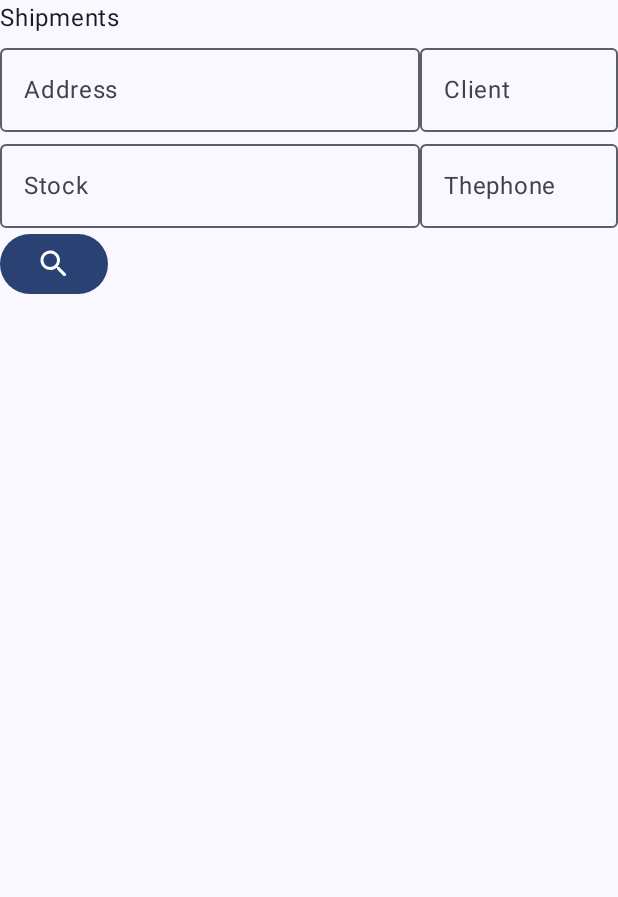
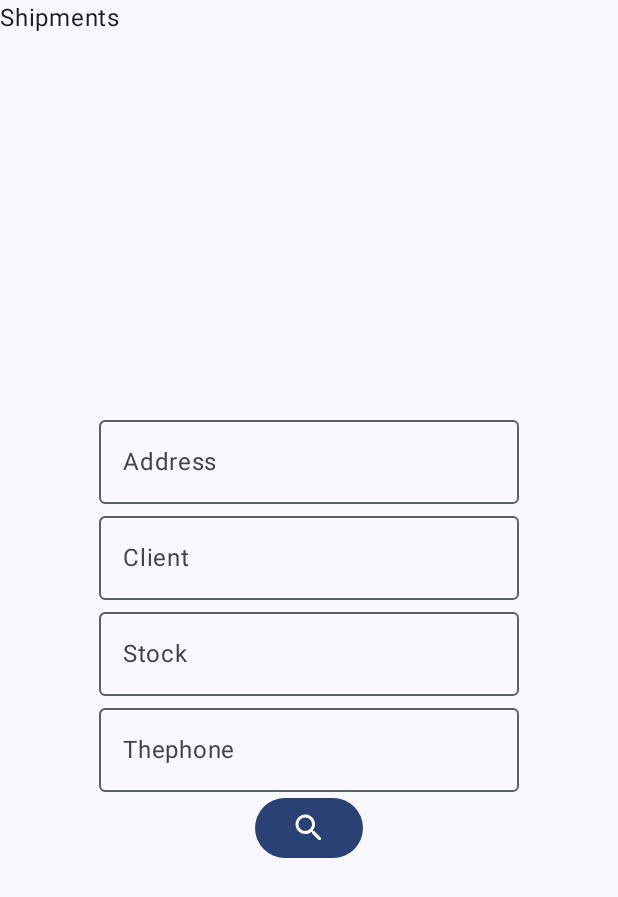
Before and after one commit to DejmianMihailov/Warehouse-System-Mobile, an Android app built with Jetpack Compose: the searchShipment screen opened through its navigation route, on a phone screen of 412 x 824 dp. Shown: the top 897 px of the screen. Run offline under Robolectric (Android 15) with nearby library versions, the phone set to English and light mode, and no system bars; Roboto replaces fonts that are not available here.

Commit message:
Form fix

```diff
--- a/app/src/main/java/com/example/warehouse_mobile/composable/FormComposable.kt
+++ b/app/src/main/java/com/example/warehouse_mobile/composable/FormComposable.kt
@@ -1,7 +1,10 @@
 package com.example.warehouse_mobile.composable
 
+import androidx.compose.foundation.layout.Arrangement
 import androidx.compose.foundation.layout.Column
 import androidx.compose.foundation.layout.Row
+import androidx.compose.foundation.layout.fillMaxHeight
+import androidx.compose.foundation.layout.fillMaxWidth
 import androidx.compose.material.icons.Icons
 import androidx.compose.material.icons.rounded.Search
 import androidx.compose.material3.Button
@@ -13,6 +16,8 @@ import androidx.compose.runtime.getValue
 import androidx.compose.runtime.mutableStateOf
 import androidx.compose.runtime.remember
 import androidx.compose.runtime.setValue
+import androidx.compose.ui.Alignment
+import androidx.compose.ui.Modifier
 
 @Composable
 fun SearchShipmentForm() {
@@ -21,8 +26,13 @@ fun SearchShipmentForm() {
     var stock by remember { mutableStateOf("") }
     var telephone by remember { mutableStateOf("") }
 
-    Column {
-        Row {
+    Column(
+        modifier = Modifier
+            .fillMaxHeight()
+            .fillMaxWidth(),
+        horizontalAlignment = Alignment.CenterHorizontally,
+        verticalArrangement = Arrangement.Center
+    ) {
         OutlinedTextField(
             value = address,
             onValueChange = { address = it },
@@ -33,8 +43,6 @@ fun SearchShipmentForm() {
             onValueChange = { client = it },
             label = { Text("Client") }
         )
-        }
-        Row {
         OutlinedTextField(
             value = stock,
             onValueChange = { stock = it },
@@ -45,8 +53,8 @@ fun SearchShipmentForm() {
             onValueChange = { telephone = it },
             label = { Text("Thephone") }
         )
-        }
-        Button(onClick = { /*TODO*/ }){
+
+        Button(onClick = { /*TODO*/ }) {
             Icon(Icons.Rounded.Search, contentDescription = "Search icon")
         }
     }
```
Lines whose indentation alone changed are shown as unchanged.
